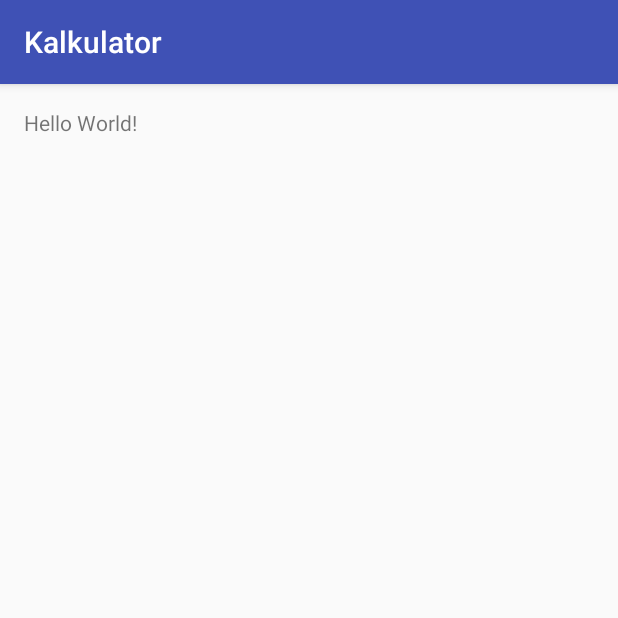
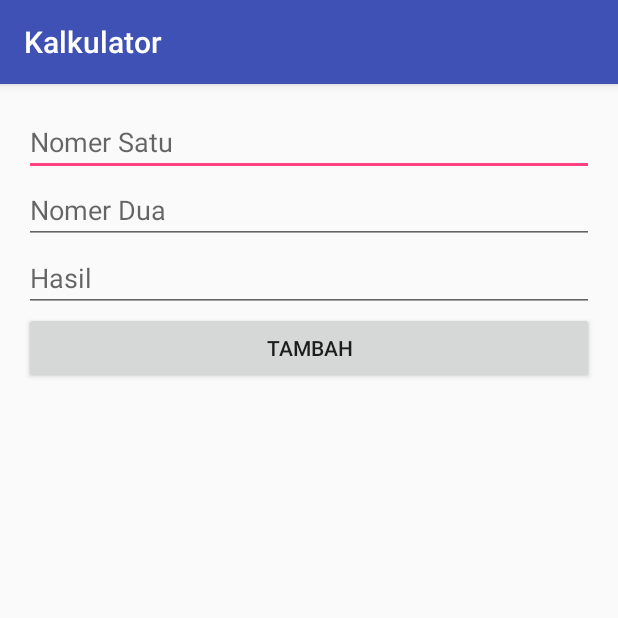
Before and after one commit to irhamhmasir608/Kalkulator, an Android app: the screen it shows after launch (MainActivity), on a phone screen of 412 x 824 dp, the top half of it. Run offline under Robolectric (Android 15) with nearby library versions, the phone set to English and light mode, and no system bars.

Commit message:
ui untuk tampilan utama
angka pertama dan kedua serta tombol tambah

```diff
--- a/app/src/main/res/layout/activity_main.xml
+++ b/app/src/main/res/layout/activity_main.xml
@@ -1,5 +1,5 @@
 <?xml version="1.0" encoding="utf-8"?>
-<RelativeLayout xmlns:android="http://schemas.android.com/apk/res/android"
+<LinearLayout xmlns:android="http://schemas.android.com/apk/res/android"
     xmlns:tools="http://schemas.android.com/tools"
     android:id="@+id/activity_main"
     android:layout_width="match_parent"
@@ -8,10 +8,36 @@
     android:paddingLeft="@dimen/activity_horizontal_margin"
     android:paddingRight="@dimen/activity_horizontal_margin"
     android:paddingTop="@dimen/activity_vertical_margin"
-    tools:context="bagus.cahya.kalkulator.MainActivity">
+    tools:context="bagus.cahya.kalkulator.MainActivity"
+    android:orientation="vertical">
 
-    <TextView
-        android:layout_width="wrap_content"
+    <EditText
+        android:layout_width="match_parent"
         android:layout_height="wrap_content"
-        android:text="Hello World!" />
-</RelativeLayout>
+        android:inputType="numberSigned"
+        android:ems="10"
+        android:id="@+id/editText4"
+        android:hint="Nomer Satu" />
+
+    <EditText
+        android:layout_width="match_parent"
+        android:layout_height="wrap_content"
+        android:inputType="numberSigned"
+        android:ems="10"
+        android:id="@+id/editText5"
+        android:hint="Nomer Dua" />
+
+    <EditText
+        android:layout_width="match_parent"
+        android:layout_height="wrap_content"
+        android:inputType="numberSigned"
+        android:ems="10"
+        android:id="@+id/editText6"
+        android:hint="Hasil" />
+
+    <Button
+        android:text="Tambah"
+        android:layout_width="match_parent"
+        android:layout_height="wrap_content"
+        android:id="@+id/button" />
+</LinearLayout>
```
